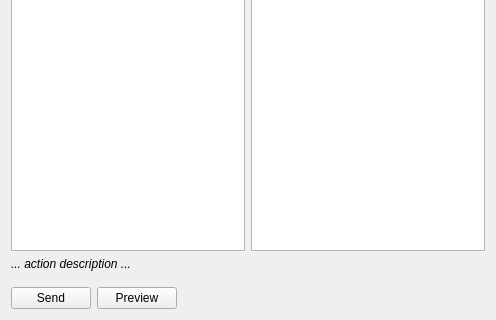
Qt form rqt_free_gait_action/resource/FreeGaitActionPlugin.ui (leggedrobotics/free_gait) before a commit; both pictures show x 0 to 496 and y 179 to 499 of the 496 by 499 pixel window.
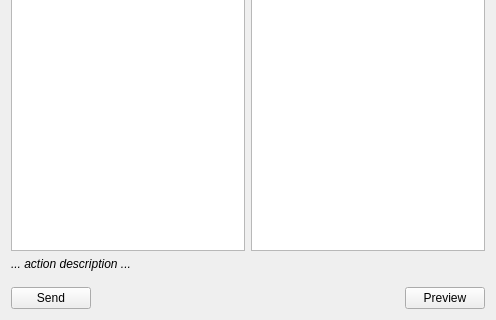
The same form after that commit. Icons and pictures are not drawn.

Commit message: [rqt_free_gait_action] move the preview button farther away from the send button

The edit to the form file:
```diff
--- a/rqt_free_gait_action/resource/FreeGaitActionPlugin.ui
+++ b/rqt_free_gait_action/resource/FreeGaitActionPlugin.ui
@@ -176,13 +176,6 @@
        </property>
       </widget>
      </item>
-     <item>
-      <widget class="QPushButton" name="pushButtonPreview">
-       <property name="text">
-        <string>Preview</string>
-       </property>
-      </widget>
-     </item>
      <item>
       <spacer name="horizontalSpacer_2">
        <property name="orientation">
@@ -196,6 +189,13 @@
        </property>
       </spacer>
      </item>
+     <item>
+      <widget class="QPushButton" name="pushButtonPreview">
+       <property name="text">
+        <string>Preview</string>
+       </property>
+      </widget>
+     </item>
     </layout>
    </item>
    <item>
```
